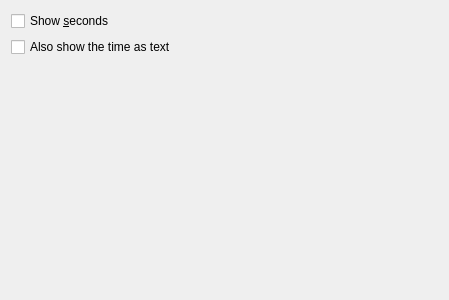
The window that plasma/applets/analog-clock/clockConfig.ui (mgottschlag/kwin-tiling) describes before a commit, drawn with Qt 5.
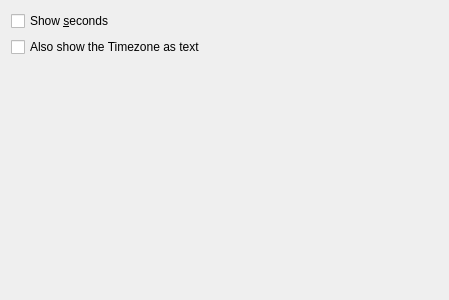
The same window after the commit.

Commit message: no need for time string but need for timezone string =)

What changed in the file:
```diff
--- a/plasma/applets/analog-clock/clockConfig.ui
+++ b/plasma/applets/analog-clock/clockConfig.ui
@@ -38,7 +38,7 @@
       <string>Check this if you want to display the time as text within the clock.</string>
      </property>
      <property name="text" >
-      <string>Also show the time as text</string>
+      <string>Also show the Timezone as text</string>
      </property>
     </widget>
    </item>
```
Left out of the diff: 6 changed lines with no effect on the pictures. The commit also changes 2 other files.
